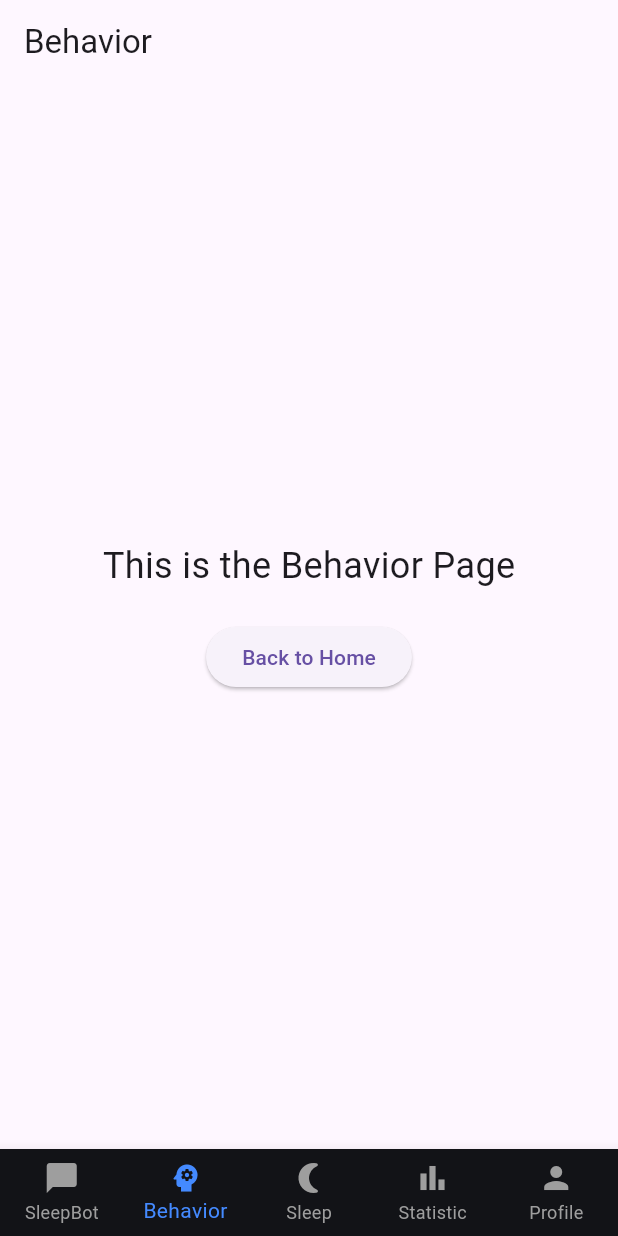
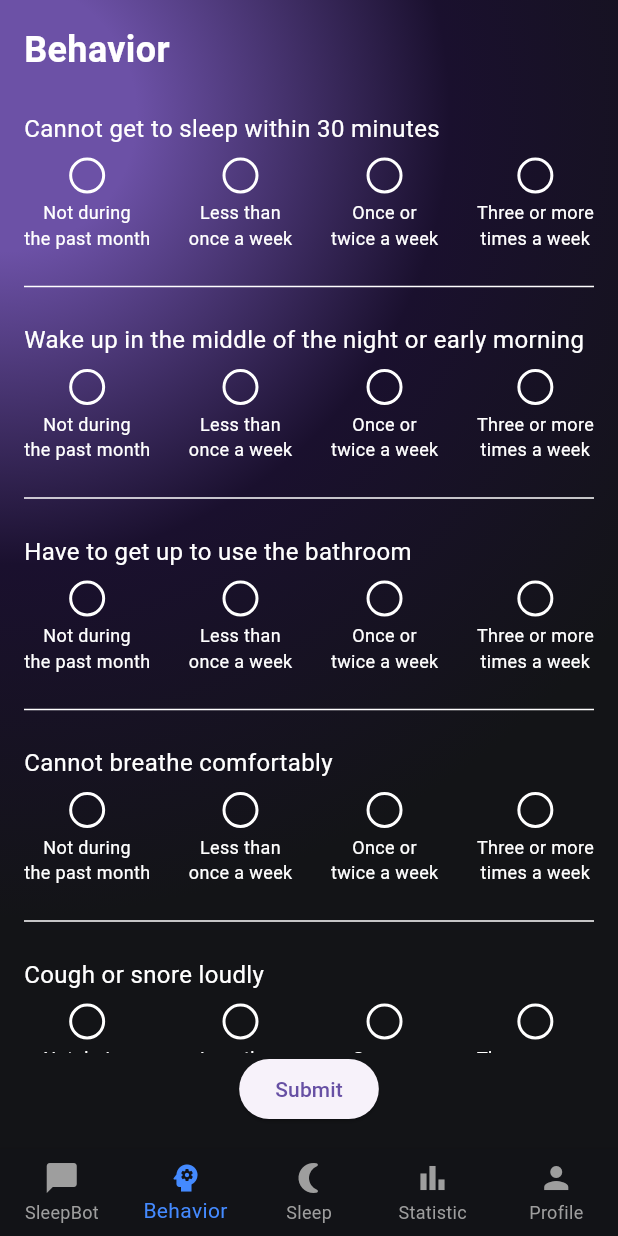
Before and after one commit to punipyuni/SleepPal, a Flutter app: the screen it shows after launch, item 2 of the bottom bar chosen, on a phone screen of 412 x 824 dp. Run offline on Flutter 3.47's test engine with Material 3 defaults, Android fonts, the phone set to English and light mode, and no system bars; our stand-ins replace dash_chat_2, fl_chart, velocity_x; missing offline and left inert: health.

Commit message:
update behavior

```diff
--- a/lib/pages/Behavior.dart
+++ b/lib/pages/Behavior.dart
@@ -1,23 +1,53 @@
 import 'package:flutter/material.dart';
+import 'package:sleeppal_update/utils/app_color.utils.dart';
+import 'package:sleeppal_update/widgets/Behavior/behavior_header.dart';
+import 'package:sleeppal_update/widgets/Behavior/behavior_form.dart';
 
-class Behavior extends StatelessWidget {
+class Behavior extends StatefulWidget {
+  @override
+  _BehaviorState createState() => _BehaviorState();
+}
+
+class _BehaviorState extends State<Behavior> {
+  late GlobalKey<BehaviorFormState> _formKey;
+
+  @override
+  void initState() {
+    super.initState();
+    _formKey = GlobalKey<BehaviorFormState>();
+  }
+
   @override
   Widget build(BuildContext context) {
     return Scaffold(
-      appBar: AppBar(title: Text('Behavior')),
-      body: Center(
+      body: Container(
+        decoration: BoxDecoration(
+          gradient: AppColor.primaryBackgroundColor,
+        ),
+        child: SafeArea(
+          child: Padding(
+            padding: const EdgeInsets.all(16),
             child: Column(
-          mainAxisAlignment: MainAxisAlignment.center,
               children: [
-            Text('This is the Behavior Page', style: TextStyle(fontSize: 24)),
-            SizedBox(height: 20),
+                const BehaviorHeader(),
+                SizedBox(height: 16),
+                Expanded(
+                  child: SingleChildScrollView(
+                    child: BehaviorForm(key: _formKey),
+                  ),
+                ),
                 ElevatedButton(
+                  child: Text('Submit'),
                   onPressed: () {
-                Navigator.pop(context); // Navigate back to Home
+                    // Access the form data
+                    Map<String, String> selectedBehaviors = _formKey.currentState!.getSelectedBehaviors();
+                    // Do something with the data (e.g., save to database, send to API, etc.)
+                    print(selectedBehaviors);
                   },
-              child: Text('Back to Home'),
                 ),
               ],
+            ),
+          ),
         ),
       ),
     );
--- /dev/null
+++ b/lib/widgets/Behavior/behavior_form.dart
@@ -0,0 +1,98 @@
+import 'package:flutter/material.dart';
+import 'package:sleeppal_update/utils/app_color.utils.dart';
+import 'package:sleeppal_update/widgets/Behavior/question.dart';
+
+
+class BehaviorForm extends StatefulWidget {
+  const BehaviorForm({Key? key}) : super(key: key);
+
+  @override
+  BehaviorFormState createState() => BehaviorFormState();
+}
+
+class BehaviorFormState extends State<BehaviorForm> {
+
+  // Use imported behaviors and frequencies
+  Map<String, int> selectedFrequencies = {};
+
+  @override
+  void initState() {
+    super.initState();
+    for (var behavior in behaviors) {
+      selectedFrequencies[behavior] = -1;
+    }
+  }
+
+  @override
+  Widget build(BuildContext context) {
+    return Column(
+      children: behaviors.map((behavior) => _buildBehaviorItem(behavior)).toList(),
+    );
+  }
+
+  Widget _buildBehaviorItem(String behavior) {
+    return Column(
+      crossAxisAlignment: CrossAxisAlignment.start,
+      children: [
+        Padding(
+          padding: const EdgeInsets.symmetric(vertical: 8.0),
+          child: Text(
+            behavior,
+            style: TextStyle(color: Colors.white, fontSize: 16),
+          ),
+        ),
+        Row(
+          mainAxisAlignment: MainAxisAlignment.spaceBetween,
+          children: List.generate(
+            frequencies.length,
+            (index) => _buildFrequencyOption(behavior, index),
+          ),
+        ),
+        SizedBox(height: 16),
+        Divider(color: Colors.white, thickness: 1), // Separator line
+        SizedBox(height: 8), // Space after the line
+      ],
+    );
+  }
+
+  Widget _buildFrequencyOption(String behavior, int index) {
+    bool isSelected = selectedFrequencies[behavior] == index;
+    return GestureDetector(
+      onTap: () {
+        setState(() {
+          selectedFrequencies[behavior] = index;
+        });
+      },
+      child: Column(
+        children: [
+          Container(
+            width: 24,
+            height: 24,
+            decoration: BoxDecoration(
+              shape: BoxShape.circle,
+              border: Border.all(color: Colors.white, width: 2),
+              color: isSelected ? Colors.white : Colors.transparent,
+            ),
+          ),
+          SizedBox(height: 4),
+          Text(
+            frequencies[index],
+            style: TextStyle(color: Colors.white, fontSize: 12),
+            textAlign: TextAlign.center,
+          ),
+        ],
+      ),
+    );
+  }
+
+  // Method to get the current state of selections
+  Map<String, String> getSelectedBehaviors() {
+    Map<String, String> result = {};
+    selectedFrequencies.forEach((behavior, index) {
+      if (index != -1) {
+        result[behavior] = frequencies[index];
+      }
+    });
+    return result;
+  }
+}
--- /dev/null
+++ b/lib/widgets/Behavior/behavior_header.dart
@@ -0,0 +1,22 @@
+import 'package:flutter/material.dart';
+
+class BehaviorHeader extends StatelessWidget {
+  const BehaviorHeader({Key? key}) : super(key: key);
+
+  @override
+  Widget build(BuildContext context) {
+    return Row(
+      mainAxisAlignment: MainAxisAlignment.spaceBetween,
+      children: [
+        const Text(
+          'Behavior',
+          style: TextStyle(
+            color: Colors.white,
+            fontSize: 24,
+            fontWeight: FontWeight.bold,
+          ),
+        ),
+      ],
+    );
+  }
+}
--- /dev/null
+++ b/lib/widgets/Behavior/question.dart
@@ -0,0 +1,24 @@
+// config.dart
+
+// List of sleep-related behaviors
+const List<String> behaviors = [
+  'Cannot get to sleep within 30 minutes',
+  'Wake up in the middle of the night or early morning',
+  'Have to get up to use the bathroom',
+  'Cannot breathe comfortably',
+  'Cough or snore loudly',
+  'Feel too cold',
+  'Feel too hot',
+  'Had bad dreams',
+  'Have pain',
+  'During the past month, how often have you taken medicine to help you sleep',
+  'During the past month, how often have you had trouble staying awake while driving, eating meals, or engaging in social activity',
+];
+
+// List of frequency options
+const List<String> frequencies = [
+  'Not during\nthe past month',
+  'Less than\nonce a week',
+  'Once or\ntwice a week',
+  'Three or more\ntimes a week',
+];
```
Lines whose indentation alone changed are shown as unchanged.
